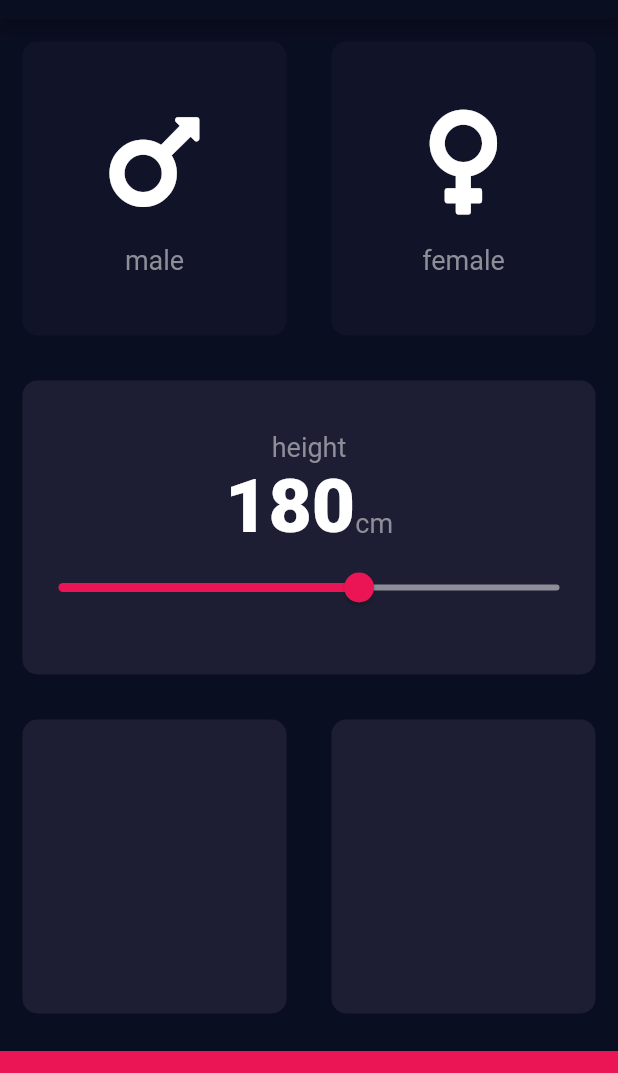
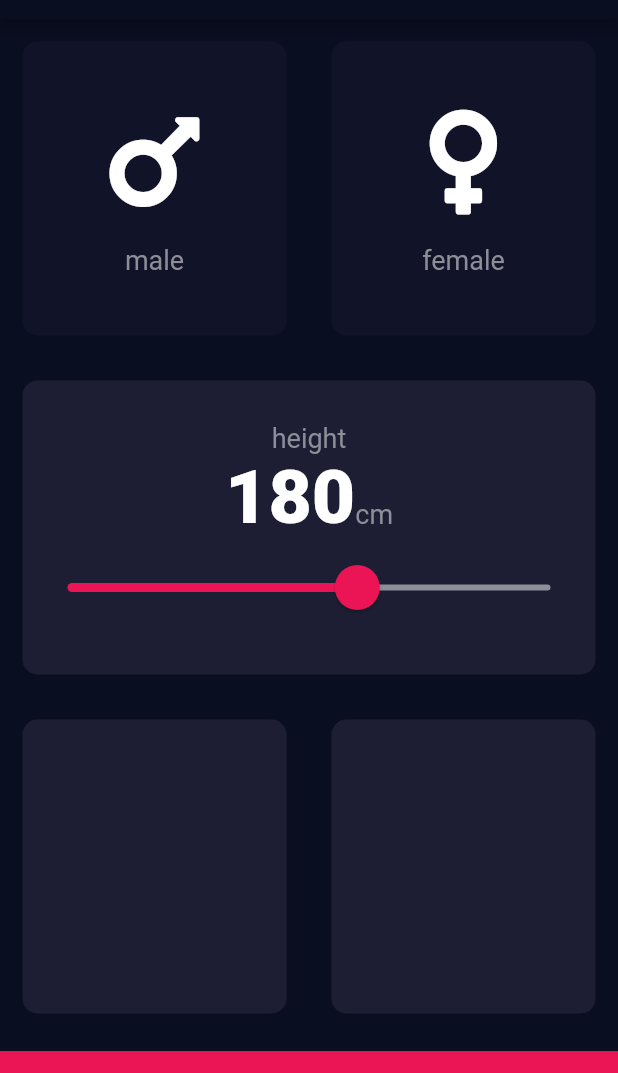
Before and after one commit to SalehG91/BMICalculator, a Flutter app: the screen it shows after launch, on a phone screen of 412 x 824 dp, the part 65-1138 px from its top. Run offline on Flutter 3.47's test engine with Material 2 defaults, Android fonts, the phone set to English and light mode, and no system bars; our stand-ins replace font_awesome_flutter.

Commit message:
height card done with slider functionality

```diff
--- a/lib/input_page.dart
+++ b/lib/input_page.dart
@@ -83,7 +83,14 @@ int height = 180;
                     ),
                   ],
                 ),
-                Slider(
+                SliderTheme(
+                  data: SliderTheme.of(context).copyWith(
+                    thumbShape: RoundSliderThumbShape(enabledThumbRadius: 15.0),
+                    overlayShape: RoundSliderOverlayShape(overlayRadius: 30.0),
+                    thumbColor: Color(0xFFeb1555),
+                    overlayColor: Color(0x29EB1555),
+                  ),
+                  child: Slider(
                     value: height.toDouble(),
                     min: 120,
                     max: 220,
@@ -94,6 +101,7 @@ int height = 180;
                         height = newValue.round();
                       });
                     },
+                  ),
                 ),
               ],
             ),
```
Lines whose indentation alone changed are shown as unchanged.
